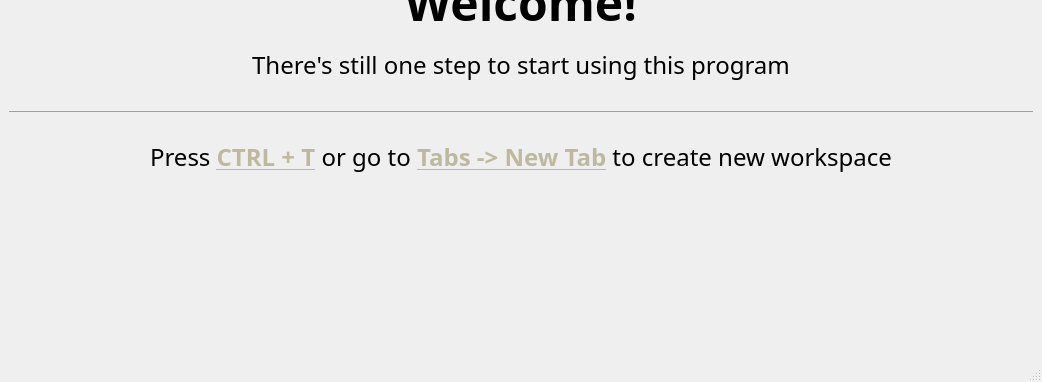
Old version of the form views/mainwindow.ui in the repository TheDmitry/CS206-OOP-Application; both pictures show x 0 to 1042 and y 236 to 618 of the 1042 by 618 pixel window.
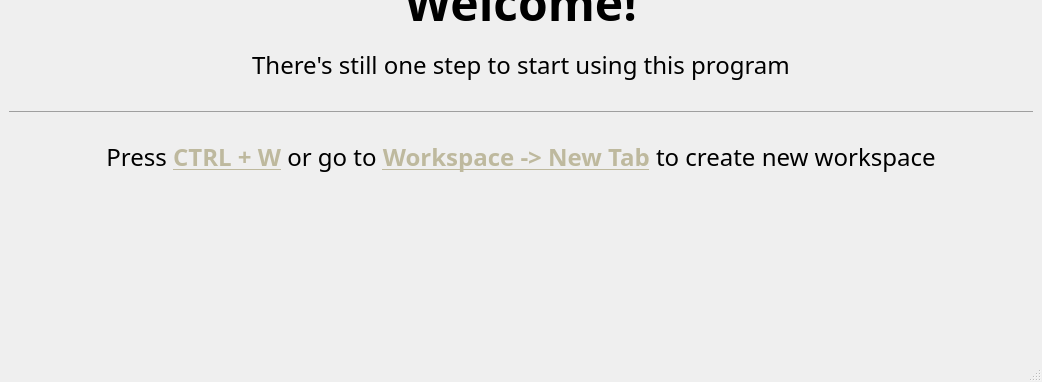
New version of the form.

Commit message: Make file&workspace tab react to current situation

Diff of the .ui file:
```diff
--- a/views/mainwindow.ui
+++ b/views/mainwindow.ui
@@ -73,7 +73,7 @@
        </font>
       </property>
       <property name="text">
-       <string>&lt;html&gt;&lt;head/&gt;&lt;body&gt;&lt;h1 align=&quot;center&quot; style=&quot; margin-top:18px; margin-bottom:12px; margin-left:0px; margin-right:0px; -qt-block-indent:0; text-indent:0px;&quot;&gt;&lt;span style=&quot; font-size:xx-large; font-weight:700;&quot;&gt;Welcome!&lt;/span&gt;&lt;/h1&gt;&lt;p align=&quot;center&quot;&gt;There's still one step to start using this program&lt;/p&gt;&lt;hr/&gt;&lt;p align=&quot;center&quot;&gt;Press &lt;span style=&quot; font-weight:700; text-decoration: underline; color:#beb99e;&quot;&gt;CTRL + T&lt;/span&gt; or go to &lt;span style=&quot; font-weight:700; text-decoration: underline; color:#beb99e;&quot;&gt;Tabs -&amp;gt; New Tab&lt;/span&gt; to create new workspace&lt;/p&gt;&lt;/body&gt;&lt;/html&gt;</string>
+       <string>&lt;html&gt;&lt;head/&gt;&lt;body&gt;&lt;h1 align=&quot;center&quot; style=&quot; margin-top:18px; margin-bottom:12px; margin-left:0px; margin-right:0px; -qt-block-indent:0; text-indent:0px;&quot;&gt;&lt;span style=&quot; font-size:xx-large; font-weight:700;&quot;&gt;Welcome!&lt;/span&gt;&lt;/h1&gt;&lt;p align=&quot;center&quot;&gt;There's still one step to start using this program&lt;/p&gt;&lt;hr/&gt;&lt;p align=&quot;center&quot;&gt;Press &lt;span style=&quot; font-weight:700; text-decoration: underline; color:#beb99e;&quot;&gt;CTRL + W&lt;/span&gt; or go to &lt;span style=&quot; font-weight:700; text-decoration: underline; color:#beb99e;&quot;&gt;Workspace -&amp;gt; New Tab&lt;/span&gt; to create new workspace&lt;/p&gt;&lt;/body&gt;&lt;/html&gt;</string>
       </property>
       <property name="textFormat">
        <enum>Qt::TextFormat::RichText</enum>
```
Left out of the diff: 10 changed lines with no effect on the pictures. The commit also changes 6 other files.
